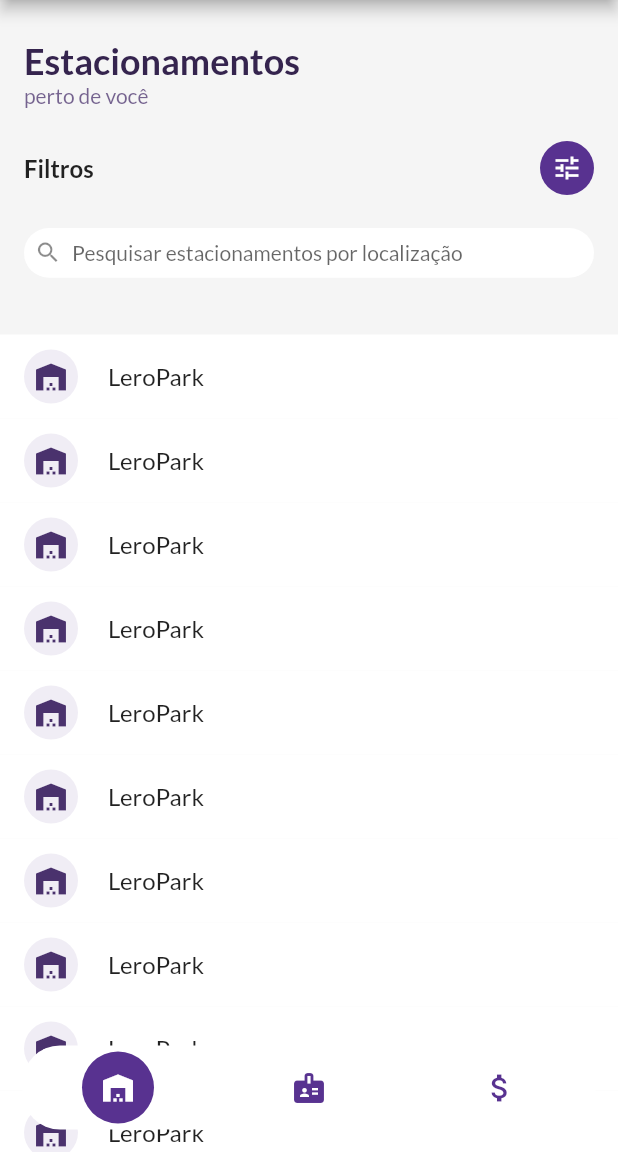
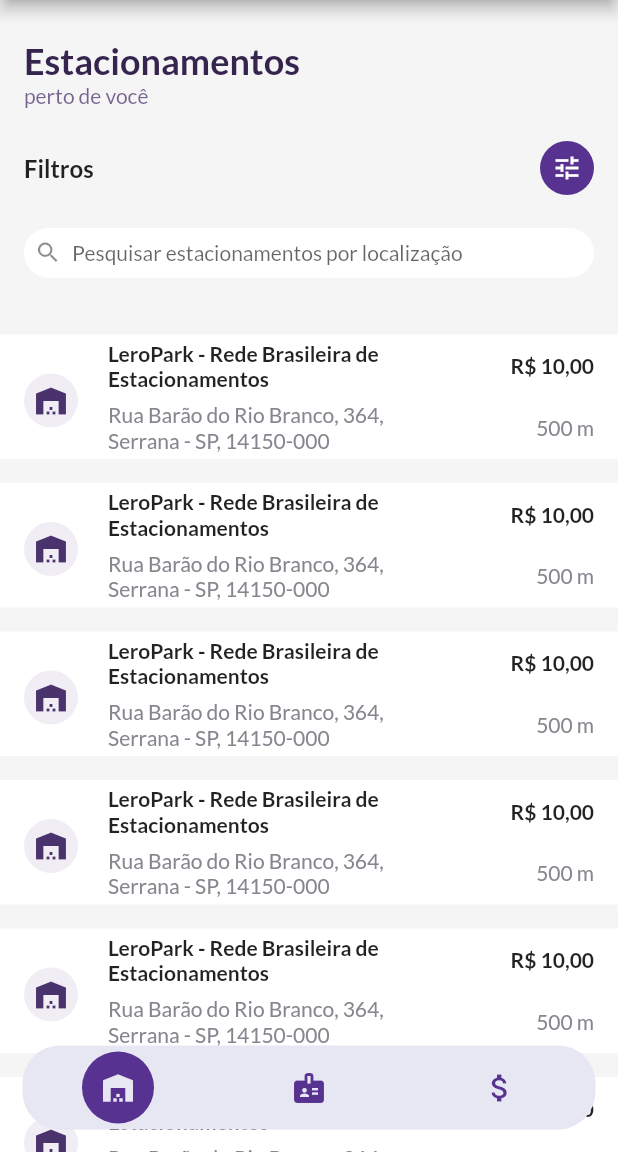
Before and after one commit to Wxze/parkflow_app, a Flutter app: the ParkingLotsView screen opened by its route, on a phone screen of 412 x 824 dp, the part 84-1236 px from its top. Run offline on Flutter 3.47's test engine with Material 2 defaults, Android fonts, the phone set to English and light mode, and no system bars; drawn by our look-alikes of flutter_snake_navigationbar; our stand-ins replace page_transition.

Commit message:
Ajusta espaçamento na lista de estacionamentos

```diff
--- a/lib/view/parking_lots_page.dart
+++ b/lib/view/parking_lots_page.dart
@@ -11,7 +11,8 @@
 class _ParkingLotsPageState extends State<ParkingLotsPage> {
   @override
   Widget build(BuildContext context) {
-    return Column(
+    return SingleChildScrollView(
+      child: Column(
         crossAxisAlignment: CrossAxisAlignment.start,
         children: [
           Padding(
@@ -41,7 +42,8 @@
                   children: [
                     const Text(
                       'Filtros',
-                    style: TextStyle(fontSize: 16, fontWeight: FontWeight.bold),
+                      style:
+                          TextStyle(fontSize: 16, fontWeight: FontWeight.bold),
                     ),
                     CircleAvatar(
                       radius: 18,
@@ -98,16 +100,22 @@
               ],
             ),
           ),
-        Expanded(
-          child: ListView.builder(
+          ListView.separated(
             itemCount: 20,
             itemBuilder: (context, index) {
               return const ParkingLotsListTile();
             },
             clipBehavior: Clip.none,
-          ),
+            shrinkWrap: true,
+            physics: const NeverScrollableScrollPhysics(),
+            separatorBuilder: (BuildContext context, int index) {
+              return const SizedBox(
+                height: 16,
+              );
+            },
           )
         ],
+      ),
     );
   }
 }
--- a/lib/view/parking_lots_view.dart
+++ b/lib/view/parking_lots_view.dart
@@ -50,6 +50,7 @@
         ],
       ),
       bottomNavigationBar: SnakeNavigationBar.color(
+        backgroundColor: const Color(0xFFE7E7F3),
         behaviour: snakeBarStyle,
         snakeShape: snakeShape,
         shape: bottomBarShape,
--- a/lib/view/widgets/parking_lots_list_tile.dart
+++ b/lib/view/widgets/parking_lots_list_tile.dart
@@ -12,7 +12,10 @@
   Widget build(BuildContext context) {
     return const ListTile(
       tileColor: Colors.white,
-      leading: CircleAvatar(
+      leading: Column(
+        children: [
+          Expanded(
+            child: CircleAvatar(
               radius: 18,
               backgroundColor: Color(0xFFF0EDF5),
               child: Icon(
@@ -20,7 +23,56 @@
                 color: Color(0xFF4A326D),
               ),
             ),
-      title: Text('LeroPark'),
+          ),
+        ],
+      ),
+      title: Column(
+        crossAxisAlignment: CrossAxisAlignment.start,
+        children: [
+          Row(
+            mainAxisAlignment: MainAxisAlignment.spaceBetween,
+            children: [
+              Flexible(
+                flex: 7,
+                child: Text(
+                  'LeroPark - Rede Brasileira de Estacionamentos',
+                  style: TextStyle(fontSize: 14, fontWeight: FontWeight.w600),
+                  overflow: TextOverflow.fade,
+                ),
+              ),
+              Flexible(
+                flex: 3,
+                child: Text(
+                  'R\$ 10,00',
+                  style: TextStyle(fontSize: 14, fontWeight: FontWeight.w600),
+                ),
+              ),
+            ],
+          ),
+          SizedBox(
+            height: 7,
+          ),
+          Row(
+            mainAxisAlignment: MainAxisAlignment.spaceBetween,
+            children: [
+              Flexible(
+                flex: 7,
+                child: Text(
+                  'Rua Barão do Rio Branco, 364, Serrana - SP, 14150-000',
+                  style: TextStyle(fontSize: 14, color: Color(0xFF89858E)),
+                ),
+              ),
+              Flexible(
+                flex: 3,
+                child: Text(
+                  '500 m',
+                  style: TextStyle(fontSize: 14, color: Color(0xFF89858E)),
+                ),
+              ),
+            ],
+          ),
+        ],
+      ),
     );
   }
 }
```
Lines whose indentation alone changed are shown as unchanged.
